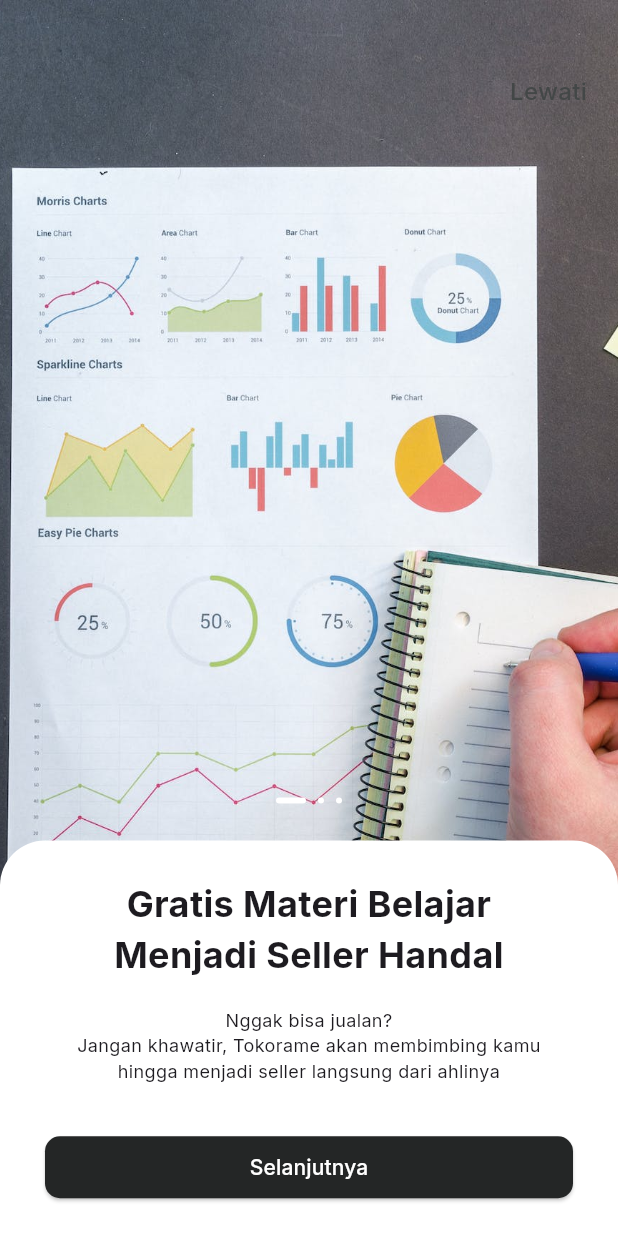
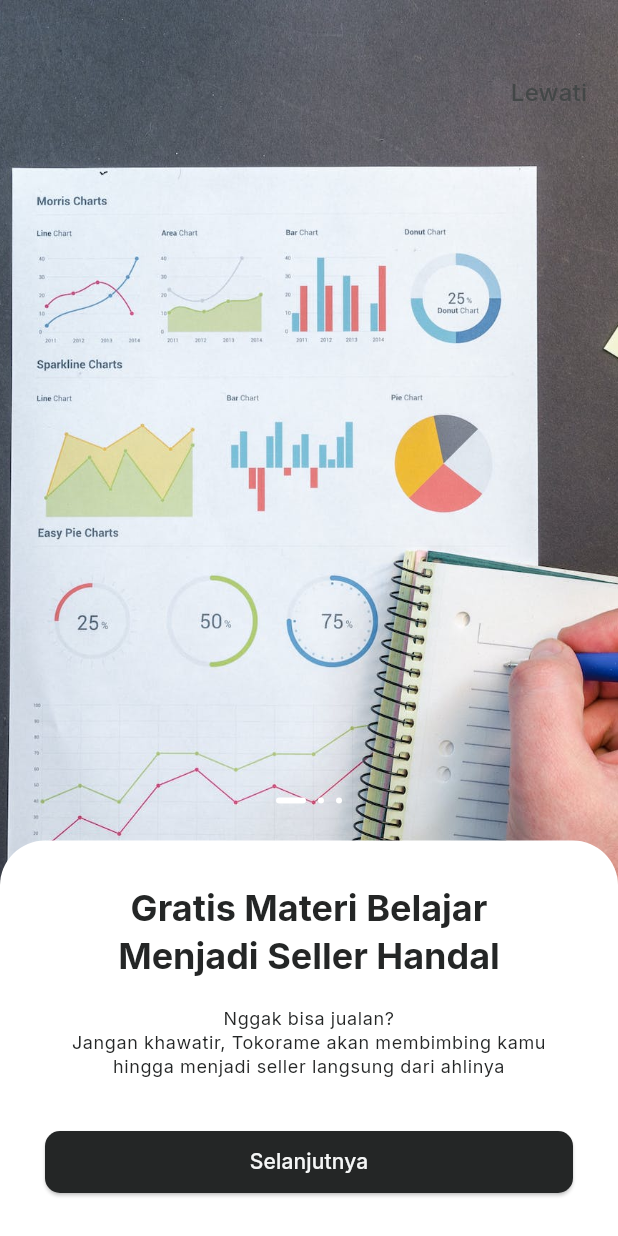
Before and after one commit to iZenrix/aksamedia_test, a Flutter app: the screen it shows after launch, on a phone screen of 412 x 824 dp. Run offline on Flutter 3.47's test engine with Material 3 defaults, Android fonts, the phone set to English and light mode, and no system bars; our stand-ins replace get, google_fonts.

Commit message:
update: change text style for all text in onboarding feature

```diff
--- a/lib/app/features/onboarding/view/atoms/description_text.dart
+++ b/lib/app/features/onboarding/view/atoms/description_text.dart
@@ -13,10 +13,9 @@ class DescriptionText extends StatelessWidget {
     return Text(
       textAlign: TextAlign.center,
       text,
-      style: const TextStyle(
-        fontSize: 12,
-        fontWeight: FontWeight.w400,
-      ),
+      style: Theme.of(context).textTheme.bodySmall!.copyWith(
+            color: const Color(0xff242626),
+          ),
     );
   }
 }
--- a/lib/app/features/onboarding/view/atoms/primary_button.dart
+++ b/lib/app/features/onboarding/view/atoms/primary_button.dart
@@ -25,7 +25,12 @@ class PrimaryButton extends StatelessWidget {
             borderRadius: BorderRadius.circular(10),
           ),
         ),
-        child: Text(text),
+        child: Text(
+          text,
+          style: Theme.of(context).textTheme.titleSmall!.copyWith(
+                color: const Color(0xffF5F6F6),
+              ),
+        ),
       ),
     );
   }
--- a/lib/app/features/onboarding/view/atoms/skip_text.dart
+++ b/lib/app/features/onboarding/view/atoms/skip_text.dart
@@ -12,13 +12,11 @@ class SkipText extends StatelessWidget {
   Widget build(BuildContext context) {
     return GestureDetector(
       onTap: onTap,
-      child: const Text(
+      child: Text(
         'Lewati',
-        style: TextStyle(
-          color: Color(0xff434747),
-          fontWeight: FontWeight.w500,
-          fontSize: 16,
-        ),
+        style: Theme.of(context).textTheme.titleMedium!.copyWith(
+              color: const Color(0xff434747),
+            ),
       ),
     );
   }
--- a/lib/app/features/onboarding/view/atoms/title_text.dart
+++ b/lib/app/features/onboarding/view/atoms/title_text.dart
@@ -13,10 +13,10 @@ class TitleText extends StatelessWidget {
     return Text(
       textAlign: TextAlign.center,
       text,
-      style: const TextStyle(
-        fontSize: 24,
-        fontWeight: FontWeight.w700,
-      ),
+      style: Theme.of(context).textTheme.headlineSmall!.copyWith(
+            fontWeight: FontWeight.w700,
+        color: const Color(0xff242626),
+          ),
     );
   }
 }
```
